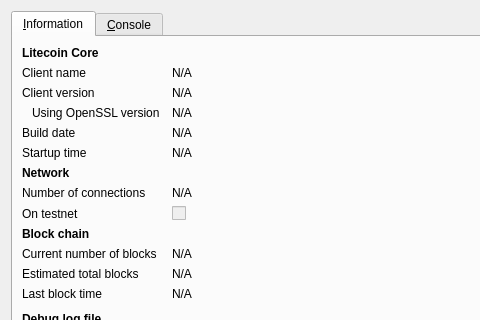
Old version of the form src/qt/forms/rpcconsole.ui in the repository fishcoin/fishcoin; both pictures show x 0 to 480 and y 0 to 320 of the 740 by 450 pixel window.
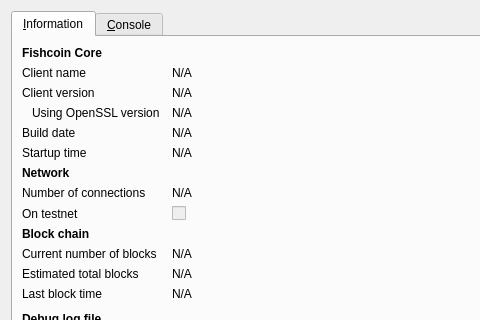
New version of the form. Icons and pictures are not drawn.

Diff of the .ui file:
```diff
--- a/src/qt/forms/rpcconsole.ui
+++ b/src/qt/forms/rpcconsole.ui
@@ -36,7 +36,7 @@
           </font>
          </property>
          <property name="text">
-          <string>Litecoin Core</string>
+          <string>Fishcoin Core</string>
          </property>
         </widget>
        </item>
```
Left out of the diff: 6 changed lines with no effect on the pictures.
